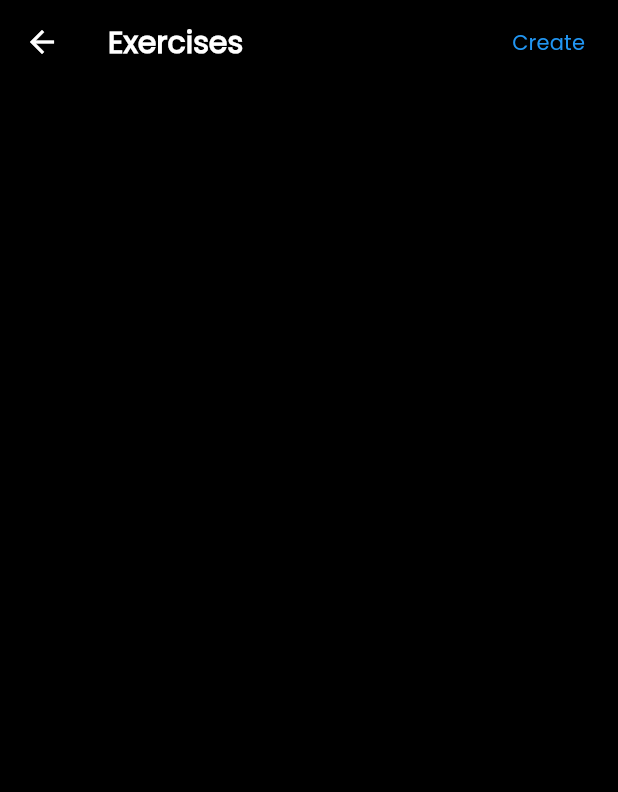
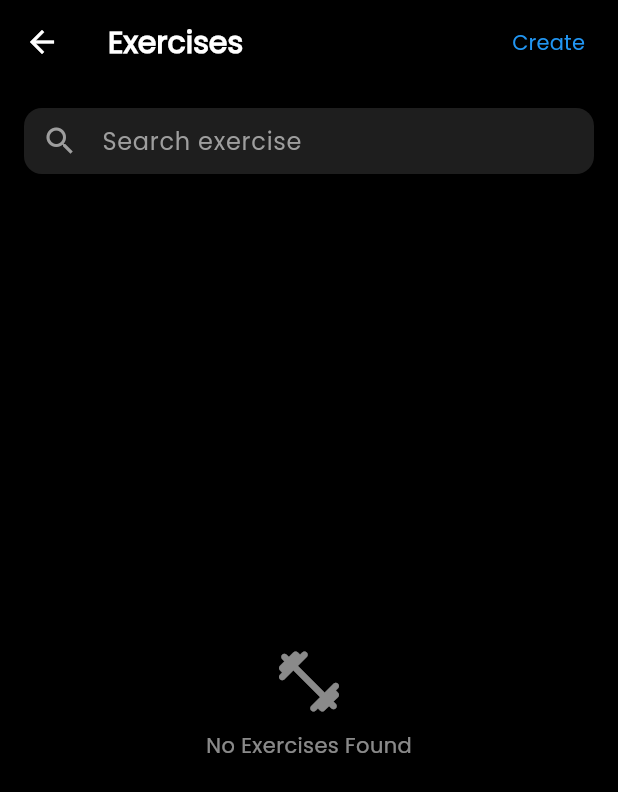
Before and after one commit to NerdCodex/fitnora, a Flutter app: the ViewExercisesPage screen opened directly, on a phone screen of 412 x 824 dp. Shown: the top 792 px of the screen. Run offline on Flutter 3.47's test engine with Material 3 defaults, Android fonts, the phone set to English and light mode, and no system bars; our stand-ins replace custom_sliding_segmented_control, date_field, hive, hive_flutter, image_picker, pinput and 1 more; missing offline and left inert: dropdown_flutter; accounts and stored records are empty.

Commit message:
Added: Components, exercise pages

```diff
--- a/lib/pages/workout/exercises/view_exercises.dart
+++ b/lib/pages/workout/exercises/view_exercises.dart
@@ -1,5 +1,7 @@
 import 'package:fitnora/animations.dart';
+import 'package:fitnora/components/custom_exercise_tile.dart';
 import 'package:fitnora/pages/workout/exercises/create_exercise.dart';
+import 'package:fitnora/services/workout_db_service.dart';
 import 'package:flutter/material.dart';
 
 class ViewExercisesPage extends StatefulWidget {
@@ -10,6 +12,46 @@ class ViewExercisesPage extends StatefulWidget {
 }
 
 class _ViewExercisesPageState extends State<ViewExercisesPage> {
+  List<Map<String, dynamic>> _allExercises = [];
+  List<Map<String, dynamic>> _filteredExercises = [];
+
+  final TextEditingController _searchController = TextEditingController();
+  bool isLoaded = false;
+
+  @override
+  void initState() {
+    super.initState();
+    loadExercises();
+  }
+
+  @override
+  void dispose() {
+    _searchController.dispose();
+    super.dispose();
+  }
+
+  void _onSearchChanged(String query) {
+    final q = query.toLowerCase();
+
+    setState(() {
+      _filteredExercises = _allExercises.where((ex) {
+        final name = ex['exercise_name'].toString().toLowerCase();
+        return name.startsWith(q);
+      }).toList();
+    });
+  }
+
+  Future<void> loadExercises() async {
+    setState(() => isLoaded = false);
+    final result = await WorkoutDatabaseService.instance.getExercises();
+    if (!mounted) return;
+    setState(() {
+      _allExercises = result;
+      _filteredExercises = result;
+      isLoaded = true;
+    });
+  }
+
   @override
   Widget build(BuildContext context) {
     return Scaffold(
@@ -23,10 +65,92 @@ class _ViewExercisesPageState extends State<ViewExercisesPage> {
         ],
         actionsPadding: EdgeInsets.only(right: 10),
       ),
+      body: Padding(
+        padding: const EdgeInsets.all(16.0),
+        child: Column(
+          children: [
+            Container(
+              height: 44,
+              decoration: BoxDecoration(
+                color: const Color(0xFF1E1E1E),
+                borderRadius: BorderRadius.circular(12),
+              ),
+              padding: const EdgeInsets.symmetric(horizontal: 12),
+              child: TextField(
+                controller: _searchController,
+                onChanged: _onSearchChanged,
+                style: const TextStyle(color: Colors.white),
+                cursorColor: Colors.blue,
+                decoration: const InputDecoration(
+                  icon: Icon(Icons.search, color: Colors.grey),
+                  hintText: "Search exercise",
+                  hintStyle: TextStyle(color: Colors.grey),
+                  border: InputBorder.none,
+                  enabledBorder: InputBorder.none,
+                  focusedBorder: InputBorder.none,
+                  contentPadding: EdgeInsets.symmetric(
+                    horizontal: 0,
+                    vertical: 11,
+                  ),
+                ),
+              ),
+            ),
+
+            const SizedBox(height: 12),
+            Expanded(
+              child: isLoaded
+                  ? _filteredExercises.isNotEmpty
+                        ? ListView.separated(
+                            itemCount: _filteredExercises.length,
+                            separatorBuilder: (_, __) => const Divider(
+                              color: Color(0xFF1E1E1E),
+                              height: 1,
+                            ),
+                            itemBuilder: (context, index) {
+                              final exercise = _filteredExercises[index];
+
+                              return CustomExerciseTile(exercise: exercise);
+                            },
+                          )
+                        : NoExerciseFound()
+                  : Center(child: CircularProgressIndicator()),
+            ),
+          ],
+        ),
+      ),
     );
   }
 
-  void openCreatePage() {
-    Navigator.push(context, AppRoutes.slideFromRight(CreateExercisePage()));
+  Future<void> openCreatePage() async {
+    await Navigator.push(
+      context,
+      AppRoutes.slideFromRight(CreateExercisePage()),
+    );
+    await loadExercises();
   }
 }
+
+class NoExerciseFound extends StatelessWidget {
+  const NoExerciseFound({super.key});
+
+  @override
+  Widget build(BuildContext context) {
+    return Center(
+      child: Column(
+        mainAxisAlignment: MainAxisAlignment.center,
+        children: [
+          const Icon(
+            Icons.fitness_center_rounded,
+            color: Colors.white54,
+            size: 50,
+          ),
+          const SizedBox(height: 8),
+          const Text(
+            "No Exercises Found",
+            style: TextStyle(color: Colors.white54, fontFamily: "Poppins"),
+          ),
+        ],
+      ),
+    );
+  }
+}
--- a/lib/services/workout_db_service.dart
+++ b/lib/services/workout_db_service.dart
@@ -24,7 +24,7 @@ class WorkoutDatabaseService {
 
     return openDatabase(
       dbPath,
-      version: 2,
+      version: 3,
       onConfigure: (db) async {
         await db.execute('PRAGMA foreign_keys = ON');
       },
@@ -59,12 +59,12 @@ class WorkoutDatabaseService {
       CREATE TABLE routine_exercise (
         routine_exercise_id INTEGER PRIMARY KEY AUTOINCREMENT,
         routine_id INTEGER,
-        exercise_id INTEGERm
+        exercise_id INTEGER,
         exercise_order INTEGER NOT NULL,
 
         FOREIGN KEY (routine_id) REFERENCES routine(routine_id) ON DELETE CASCADE,
 
-        FOREIGN KEY (exercise_id) REFERENCES routine(exercise_id) ON DELETE CASCADE,
+        FOREIGN KEY (exercise_id) REFERENCES exercise(exercise_id) ON DELETE CASCADE,
 
         UNIQUE (routine_id, exercise_order)
       );
@@ -83,11 +83,32 @@ class WorkoutDatabaseService {
       'exercise_name': exerciseName,
       'exercise_equipment': exerciseEquipment,
       'exercise_type': exerciseType,
+      'created_at': DateTime.now().millisecondsSinceEpoch,
     });
   }
 
   Future<List<Map<String, dynamic>>> getExercises() async {
     final db = await database;
-    return db.query('exercise', orderBy: 'exercise_id DESC');
+
+    return await db.query(
+      'exercise',
+      where: 'is_deleted = ?',
+      whereArgs: [0],
+      orderBy: 'exercise_id DESC',
+    );
+  }
+
+  Future<Map<String, dynamic>?> getExercise(String exerciseId) async {
+    final db = await database;
+    final result = await db.query(
+      'exercise',
+      where: "exercise_id = ?",
+      whereArgs: [exerciseId],
+      limit: 1,
+    );
+    if (result.isNotEmpty) {
+      return result.first;
+    }
+    return null;
   }
 }
--- a/lib/theme.dart
+++ b/lib/theme.dart
@@ -73,5 +73,9 @@ class AppTheme {
           elevation: 10,
           enableFeedback: false,
         ),
+        progressIndicatorTheme: ProgressIndicatorThemeData(
+          color: Colors.white,
+          circularTrackColor: Colors.grey
+        )
   );
 }
--- a/pubspec.yaml
+++ b/pubspec.yaml
@@ -43,6 +43,7 @@ dependencies:
   path: ^1.9.1
   path_provider: ^2.1.5
   image_picker: ^1.2.1
+  dropdown_flutter: ^1.0.3
 
   # The following adds the Cupertino Icons font to your application.
   # Use with the CupertinoIcons class for iOS style icons.
@@ -90,6 +91,7 @@ flutter:
   assets:
     - assets/logo.png
     - assets/splash.png
+    - assets/dumbell.png
   #   - images/a_dot_burr.jpeg
   #   - images/a_dot_ham.jpeg
 
```
Also changed, not shown: lib/components/custom_bottom_sheet.dart (added, +66 -0 lines), lib/components/custom_dropdown.dart (added, +51 -0 lines), lib/components/custom_exercise_tile.dart (added, +102 -0 lines), lib/pages/workout/exercises/create_exercise.dart (+64 -10 lines), assets/dumbell.png (added), pubspec.lock.
